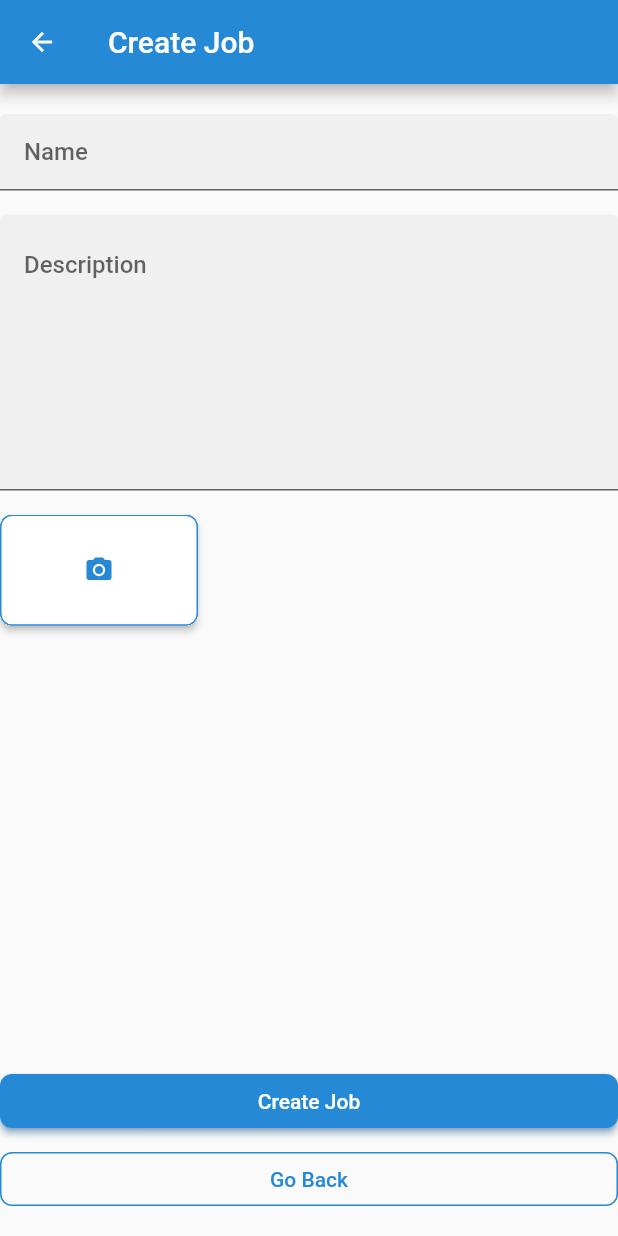
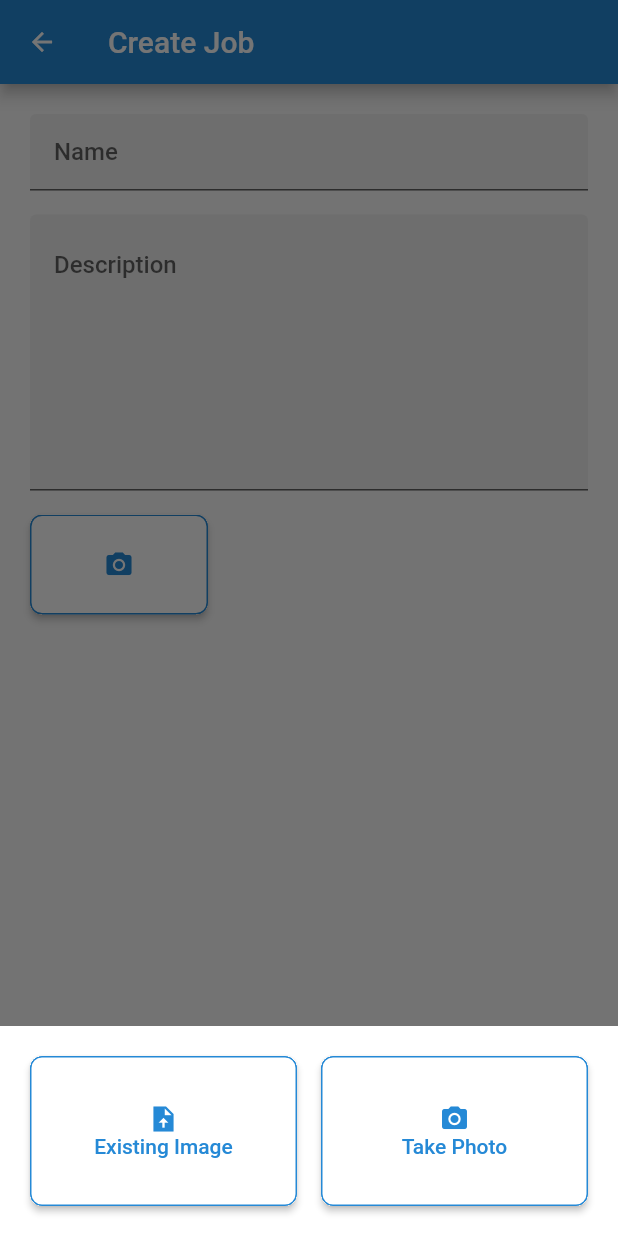
Before and after one commit to PC-Chair-Fight/project-frontend, a Flutter app: the CreateJobScreen screen opened by its route, after a tap on the "photo camera" icon, on a phone screen of 412 x 824 dp. Run offline on Flutter 3.47's test engine with Material 2 defaults, Android fonts, the phone set to English and light mode, and no system bars; our stand-ins replace dio, font_awesome_flutter, get_it, image_picker, shared_preferences; missing offline and left inert: date_range_form_field; accounts and stored records are empty.

Commit message:
Working image picker on web/mobile, job service method prototype

```diff
--- a/lib/modules/job/widgets/create_job.widget.dart
+++ b/lib/modules/job/widgets/create_job.widget.dart
@@ -1,6 +1,3 @@
-import 'dart:io';
-import 'dart:typed_data';
-
 import 'package:flutter/material.dart';
 import 'package:project/config/theme.config.dart';
 import 'package:project/modules/job/widgets/job_form.widget.dart';
@@ -20,7 +17,10 @@ class _CreateJobState extends State<CreateJob> {
   @override
   Widget build(BuildContext context) {
     return ScreenLayout.isSmall(context)
-        ? CustomScrollView(
+        ? Padding(
+            padding: EdgeInsets.symmetric(
+                horizontal: ThemeConfig.of(context).appMargin),
+            child: CustomScrollView(
               slivers: [
                 SliverToBoxAdapter(
                   child: SizedBox(
@@ -57,6 +57,7 @@ class _CreateJobState extends State<CreateJob> {
                   ),
                 ),
               ],
+            ),
           )
         : SingleChildScrollView(
             child: Padding(
@@ -95,7 +96,7 @@ class _CreateJobState extends State<CreateJob> {
                             SizedBox(
                                 height: ThemeConfig.of(context).mediumSpacing),
                             OutlinedButton(
-                              onPressed: () {},
+                              onPressed: () => Navigator.of(context).pop(),
                               child: Text(S.of(context).CreateJobScreen_back),
                             ),
                           ],
--- a/lib/modules/job/widgets/job_form.widget.dart
+++ b/lib/modules/job/widgets/job_form.widget.dart
@@ -1,18 +1,22 @@
+import 'dart:async';
 import 'dart:typed_data';
 
+import 'package:flutter/foundation.dart';
 import 'package:flutter/material.dart';
 import 'package:image_picker/image_picker.dart';
 import 'package:project/config/theme.config.dart';
 import 'package:project/modules/job/models/job.model.dart';
-import 'package:project/modules/job/widgets/new_job_grid_entry..widget.dart';
+import 'package:project/modules/shared/widgets/card_grid_entry.widget.dart';
 import 'package:project/modules/job/widgets/new_job_image.widget.dart';
 import 'package:project/modules/shared/utils/screen_layout.utils.dart';
 import 'package:project/modules/shared/utils/validators.utils.dart';
 import 'package:project/generated/l10n.dart';
 import 'package:project/modules/shared/widgets/column_count_grid.widget.dart';
 
+import 'package:project/modules/shared/widgets/loading_indicator.widget.dart';
+
 class JobForm extends StatefulWidget {
-  const JobForm({Key? key}) : super(key: key);
+  JobForm({Key? key}) : super(key: key);
 
   @override
   JobFormState createState() => JobFormState();
@@ -22,21 +26,33 @@ class JobFormState extends State<JobForm> {
   final _formKey = GlobalKey<FormState>();
   final _imagePicker = ImagePicker();
 
-  final nameController = TextEditingController();
-  final descriptionController = TextEditingController();
+  final _nameController = TextEditingController();
+  final _descriptionController = TextEditingController();
 
-  final List<Uint8List> images = [];
+  final List<Uint8List> _images = [];
 
-  JobModel? submit() {
-    if (_formKey.currentState?.validate() ?? false)
-      return JobModel(
-          name: nameController.text, description: descriptionController.text);
+  bool _processingImage = false;
+
+  // on web, when cancelling the file dialog, the image picker future never finishes.
+  // this is to avoid disabling the add picture button if we're on web
+  bool get _shouldDisableAddPictureButton => !kIsWeb && _processingImage;
+
+  JobFormResult? submit() {
+    if (_formKey.currentState?.validate() ?? false) {
+      return JobFormResult(
+        JobModel(
+          name: _nameController.text,
+          description: _descriptionController.text,
+        ),
+        _images,
+      );
+    }
   }
 
   @override
   void dispose() {
-    nameController.dispose();
-    descriptionController.dispose();
+    _nameController.dispose();
+    _descriptionController.dispose();
     super.dispose();
   }
 
@@ -51,7 +67,7 @@ class JobFormState extends State<JobForm> {
           TextFormField(
             textInputAction: TextInputAction.next,
             maxLines: 1,
-            controller: nameController,
+            controller: _nameController,
             validator: (value) => UtilValidators.guard(value)
                 .required(S.of(context).CreateJobScreen_validator_name_required)
                 .message,
@@ -61,7 +77,7 @@ class JobFormState extends State<JobForm> {
           ),
           SizedBox(height: ThemeConfig.of(context).mediumSpacing),
           TextFormField(
-            controller: descriptionController,
+            controller: _descriptionController,
             validator: (value) => UtilValidators.guard(value)
                 .required(S
                     .of(context)
@@ -82,32 +98,94 @@ class JobFormState extends State<JobForm> {
             rowSpacing: ThemeConfig.of(context).smallSpacing,
             columnSpacing: ThemeConfig.of(context).smallSpacing,
             children: <Widget>[
-              ...images.asMap().entries.map(
+              ..._images.asMap().entries.map(
                     (entry) => NewJobImage(
                       image: MemoryImage(entry.value),
                       onRemoved: () => setState(
                         () {
-                          images.removeAt(entry.key);
+                          _images.removeAt(entry.key);
                         },
                       ),
                     ),
                   ),
-              NewJobGridEntry(
+              CardGridEntry(
+                aspectRatio: 1.78,
                 child: OutlinedButton(
-                  onPressed: () async {
-                    final image = await _imagePicker.pickImage(
-                      source: ImageSource.gallery,
-                    );
-                    if (image != null) {
-                      final bytes = await image.readAsBytes();
-                      setState(
-                        () => images.add(
-                          bytes,
-                        ),
-                      );
-                    }
-                  },
-                  child: Icon(Icons.photo_camera),
+                  onPressed: _shouldDisableAddPictureButton
+                      ? null
+                      : () async {
+                          late final Future<XFile?> imageFuture;
+                          if (kIsWeb)
+                            imageFuture = _imagePicker.pickImage(
+                              source: ImageSource.gallery,
+                            );
+                          else
+                            await showModalBottomSheet(
+                              context: context,
+                              builder: (context) => Padding(
+                                padding: EdgeInsets.all(
+                                    ThemeConfig.of(context).appMargin),
+                                child: ColumnCountGrid(
+                                  count: 2,
+                                  rowSpacing:
+                                      ThemeConfig.of(context).mediumSpacing,
+                                  columnSpacing:
+                                      ThemeConfig.of(context).mediumSpacing,
+                                  children: [
+                                    {
+                                      'src': ImageSource.gallery,
+                                      'icon': Icons.upload_file_sharp,
+                                      'txt': 'Existing Image'
+                                    },
+                                    {
+                                      'src': ImageSource.camera,
+                                      'icon': Icons.photo_camera,
+                                      'txt': 'Take Photo'
+                                    }
+                                  ]
+                                      .map(
+                                        (e) => CardGridEntry(
+                                          aspectRatio: 1.78,
+                                          child: OutlinedButton(
+                                            onPressed: () async {
+                                              Navigator.of(context).pop();
+                                              imageFuture =
+                                                  _imagePicker.pickImage(
+                                                source: e['src'] as ImageSource,
+                                              );
+                                            },
+                                            child: Column(
+                                              mainAxisAlignment:
+                                                  MainAxisAlignment.center,
+                                              children: [
+                                                Icon(e['icon'] as IconData),
+                                                Text(e['txt'] as String)
+                                              ],
+                                            ),
+                                          ),
+                                        ),
+                                      )
+                                      .toList(),
+                                ),
+                              ),
+                            );
+
+                          setState(() => _processingImage = true);
+                          unawaited(
+                            imageFuture.then((image) async {
+                              final bytes = await image?.readAsBytes();
+                              if (bytes != null)
+                                setState(() => _images.add(bytes));
+                            }).whenComplete(
+                              () => setState(() => _processingImage = false),
+                            ),
+                          );
+                        },
+                  child: _shouldDisableAddPictureButton
+                      ? LoadingIndicator(
+                          type: LoadingIndicatorType.OutlinedButton,
+                        )
+                      : Icon(Icons.photo_camera),
                 ),
               ),
             ],
@@ -117,3 +195,10 @@ class JobFormState extends State<JobForm> {
     );
   }
 }
+
+class JobFormResult {
+  final JobModel jobModel;
+  final List<Uint8List> images;
+
+  JobFormResult(this.jobModel, this.images);
+}
--- a/lib/modules/job/widgets/new_job_image.widget.dart
+++ b/lib/modules/job/widgets/new_job_image.widget.dart
@@ -1,6 +1,6 @@
 import 'package:flutter/material.dart';
 import 'package:project/config/theme.config.dart';
-import 'package:project/modules/job/widgets/new_job_grid_entry..widget.dart';
+import 'package:project/modules/shared/widgets/card_grid_entry.widget.dart';
 
 class NewJobImage extends StatelessWidget {
   final ImageProvider image;
@@ -14,7 +14,8 @@ class NewJobImage extends StatelessWidget {
 
   @override
   Widget build(BuildContext context) {
-    return NewJobGridEntry(
+    return CardGridEntry(
+      aspectRatio: 1.78,
       child: Stack(
         fit: StackFit.expand,
         children: [
--- a/lib/modules/job/widgets/new_job_grid_entry..widget.dart
+++ b/lib/modules/shared/widgets/card_grid_entry.widget.dart
@@ -1,10 +1,14 @@
 import 'package:flutter/material.dart';
 
-class NewJobGridEntry extends StatelessWidget {
+class CardGridEntry extends StatelessWidget {
   final Widget child;
+  final double aspectRatio;
 
-  const NewJobGridEntry({Key? key, required Widget this.child})
-      : super(key: key);
+  const CardGridEntry({
+    Key? key,
+    required double this.aspectRatio,
+    required Widget this.child,
+  }) : super(key: key);
 
   @override
   Widget build(BuildContext context) {
--- a/lib/modules/shared/widgets/loading_indicator.widget.dart
+++ b/lib/modules/shared/widgets/loading_indicator.widget.dart
@@ -12,11 +12,14 @@ class LoadingIndicator extends StatelessWidget {
       case LoadingIndicatorType.Regular:
         return CircularProgressIndicator();
       case LoadingIndicatorType.Button:
+      case LoadingIndicatorType.OutlinedButton:
         return SizedBox(
           width: ThemeConfig.of(context).buttonHeight / 2,
           height: ThemeConfig.of(context).buttonHeight / 2,
           child: CircularProgressIndicator(
-            color: ThemeConfig.of(context).onPrimaryColor,
+            color: type == LoadingIndicatorType.Button
+                ? ThemeConfig.of(context).onPrimaryColor
+                : ThemeConfig.of(context).primaryColor,
           ),
         );
       case LoadingIndicatorType.Page:
@@ -28,5 +31,6 @@ class LoadingIndicator extends StatelessWidget {
 enum LoadingIndicatorType {
   Regular,
   Button,
+  OutlinedButton,
   Page,
 }
```
Also changed, not shown: lib/modules/job/services/job.service.dart (+49 -4 lines). Lines whose indentation alone changed are shown as unchanged.
